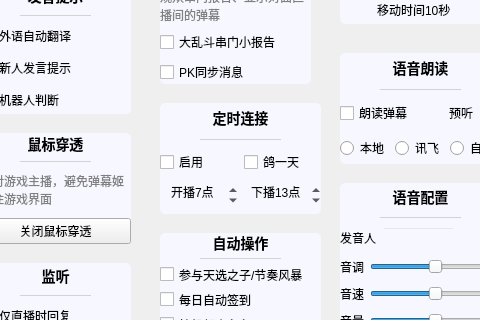
This is mainwindow/mainwindow.ui in iwxyi/Bilibili-MagicalDanmaku as Qt 5 draws it before an edit; both pictures show x 275 to 755 and y 248 to 568 of the 840 by 1121 pixel window. The edited form follows.
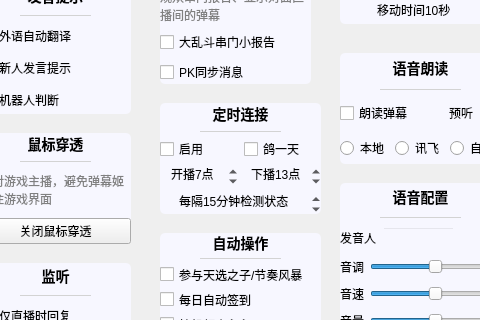
This is the edited form. Icons and pictures are not drawn. Custom widgets are drawn as their Qt base class.

Commit message: 添加自定义定时连接的时长

What changed in the file:
```diff
--- a/mainwindow/mainwindow.ui
+++ b/mainwindow/mainwindow.ui
@@ -2525,6 +2525,43 @@
                </item>
               </layout>
              </item>
+             <item>
+              <widget class="QSpinBox" name="timerConnectIntervalSpin">
+               <property name="contextMenuPolicy">
+                <enum>Qt::NoContextMenu</enum>
+               </property>
+               <property name="toolTip">
+                <string>每隔多少分钟检测一次直播状态</string>
+               </property>
+               <property name="styleSheet">
+                <string notr="true">QAbstractSpinBox
+{
+	background: transparent;
+}</string>
+               </property>
+               <property name="frame">
+                <bool>false</bool>
+               </property>
+               <property name="alignment">
+                <set>Qt::AlignCenter</set>
+               </property>
+               <property name="suffix">
+                <string>分钟检测状态</string>
+               </property>
+               <property name="prefix">
+                <string>每隔</string>
+               </property>
+               <property name="minimum">
+                <number>1</number>
+               </property>
+               <property name="maximum">
+                <number>60</number>
+               </property>
+               <property name="value">
+                <number>15</number>
+               </property>
+              </widget>
+             </item>
             </layout>
            </widget>
            <widget class="QWidget" name="autoOperatorSettingsCard" native="true">
```
The commit also changes 2 other files.
